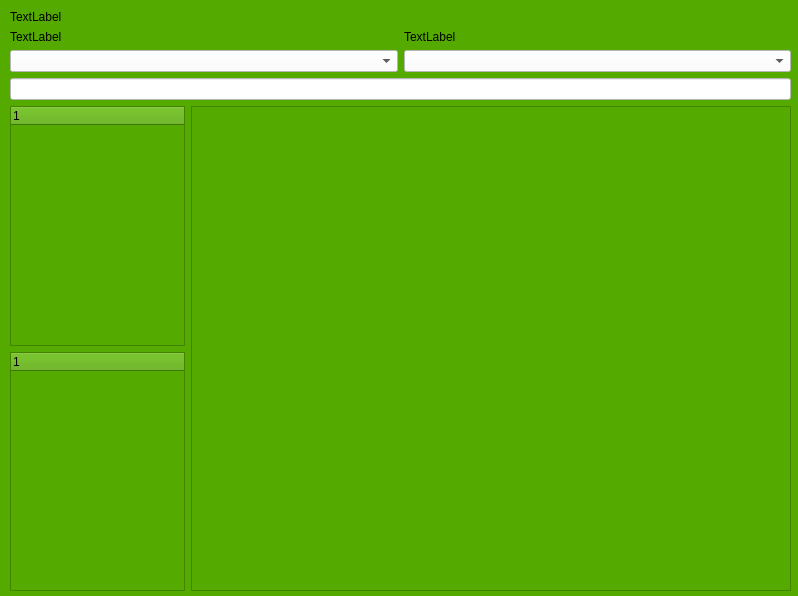
Before: the Qt Designer form lib/search.ui in joew5887/FPL-Player, drawn with Qt 5.
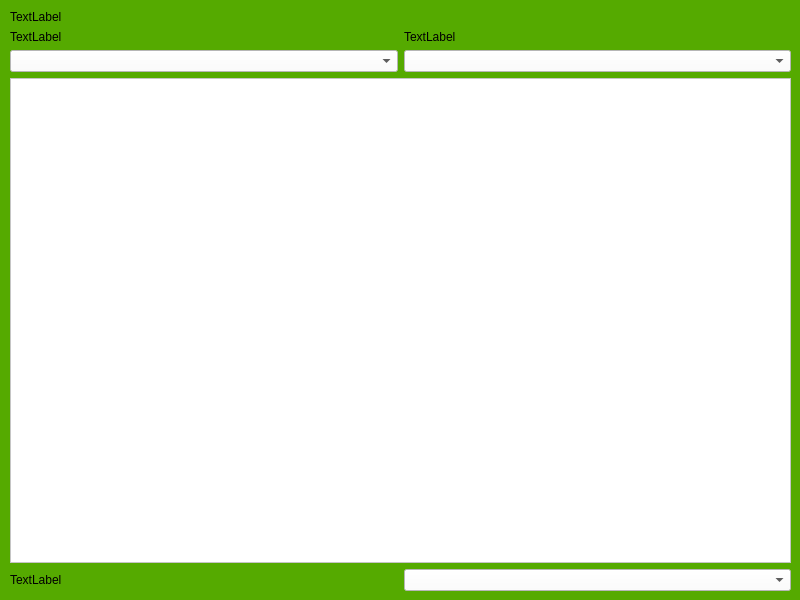
After: the same form once the commit is applied.

Commit message: Search screen draft.

```diff
--- a/lib/search.ui
+++ b/lib/search.ui
@@ -6,8 +6,8 @@
    <rect>
     <x>0</x>
     <y>0</y>
-    <width>798</width>
-    <height>596</height>
+    <width>800</width>
+    <height>600</height>
    </rect>
   </property>
   <property name="windowTitle">
@@ -67,49 +67,37 @@
       </layout>
      </item>
      <item>
-      <widget class="QLineEdit" name="input_txt">
+      <widget class="QTableWidget" name="output_tbl">
+       <property name="minimumSize">
+        <size>
+         <width>600</width>
+         <height>0</height>
+        </size>
+       </property>
+       <property name="maximumSize">
+        <size>
+         <width>16777215</width>
+         <height>16777215</height>
+        </size>
+       </property>
        <property name="styleSheet">
-        <string notr="true">background-color:rgb(255, 255, 255);</string>
+        <string notr="true">background-color:rgb(255,255,255)</string>
        </property>
       </widget>
      </item>
      <item>
       <layout class="QHBoxLayout" name="horizontalLayout">
        <item>
-        <layout class="QVBoxLayout" name="verticalLayout">
-         <item>
-          <widget class="QTreeWidget" name="columns_tree">
-           <column>
-            <property name="text">
-             <string notr="true">1</string>
-            </property>
-           </column>
-          </widget>
-         </item>
-         <item>
-          <widget class="QTreeWidget" name="order_by_tree">
-           <column>
-            <property name="text">
-             <string notr="true">1</string>
-            </property>
-           </column>
-          </widget>
-         </item>
-        </layout>
-       </item>
-       <item>
-        <widget class="QTableWidget" name="output_tbl">
-         <property name="minimumSize">
-          <size>
-           <width>600</width>
-           <height>0</height>
-          </size>
+        <widget class="QLabel" name="order_by_lbl">
+         <property name="text">
+          <string>TextLabel</string>
          </property>
-         <property name="maximumSize">
-          <size>
-           <width>16777215</width>
-           <height>16777215</height>
-          </size>
+        </widget>
+       </item>
+       <item>
+        <widget class="QComboBox" name="order_by_box">
+         <property name="styleSheet">
+          <string notr="true">background-color:rgb(255,255,255)</string>
          </property>
         </widget>
        </item>
```
Left out of the diff: 2 changed lines with no effect on the pictures. The commit also changes 13 other files.
